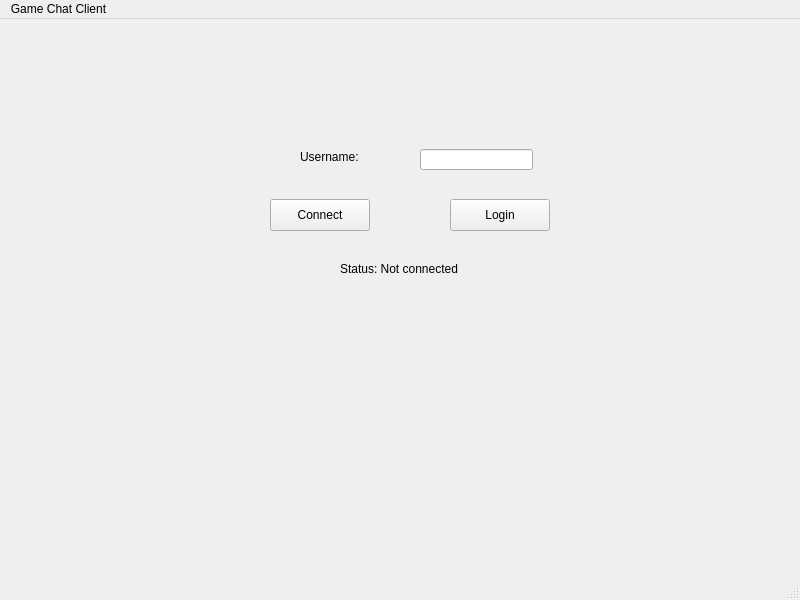
First picture: the form in ChatClient/mainwindow.ui, repository razanelbarougy/Cs-2-lab-project, before the edit.
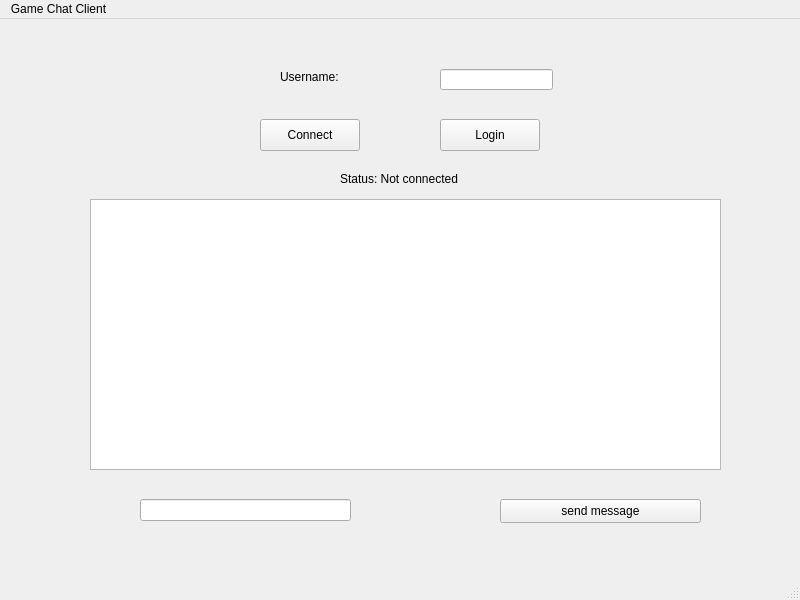
Second picture: the form after the edit.

Commit message: Implement public chat message flow with JSON sending

```diff
--- a/ChatClient/mainwindow.ui
+++ b/ChatClient/mainwindow.ui
@@ -17,8 +17,8 @@
    <widget class="QLabel" name="usernameLabel">
     <property name="geometry">
      <rect>
-      <x>300</x>
-      <y>130</y>
+      <x>280</x>
+      <y>50</y>
       <width>71</width>
       <height>16</height>
      </rect>
@@ -30,8 +30,8 @@
    <widget class="QLineEdit" name="usernameLineEdit">
     <property name="geometry">
      <rect>
-      <x>420</x>
-      <y>130</y>
+      <x>440</x>
+      <y>50</y>
       <width>113</width>
       <height>21</height>
      </rect>
@@ -40,8 +40,8 @@
    <widget class="QPushButton" name="connectButton">
     <property name="geometry">
      <rect>
-      <x>270</x>
-      <y>180</y>
+      <x>260</x>
+      <y>100</y>
       <width>100</width>
       <height>32</height>
      </rect>
@@ -53,8 +53,8 @@
    <widget class="QPushButton" name="loginButton">
     <property name="geometry">
      <rect>
-      <x>450</x>
-      <y>180</y>
+      <x>440</x>
+      <y>100</y>
       <width>100</width>
       <height>32</height>
      </rect>
@@ -67,7 +67,7 @@
     <property name="geometry">
      <rect>
       <x>340</x>
-      <y>240</y>
+      <y>150</y>
       <width>121</width>
       <height>20</height>
      </rect>
@@ -76,6 +76,39 @@
      <string>Status: Not connected</string>
     </property>
    </widget>
+   <widget class="QLineEdit" name="messageLineEdit">
+    <property name="geometry">
+     <rect>
+      <x>140</x>
+      <y>480</y>
+      <width>211</width>
+      <height>22</height>
+     </rect>
+    </property>
+   </widget>
+   <widget class="QPushButton" name="sendButton">
+    <property name="geometry">
+     <rect>
+      <x>500</x>
+      <y>480</y>
+      <width>201</width>
+      <height>24</height>
+     </rect>
+    </property>
+    <property name="text">
+     <string>send message</string>
+    </property>
+   </widget>
+   <widget class="QTextEdit" name="chatTextEdit">
+    <property name="geometry">
+     <rect>
+      <x>90</x>
+      <y>180</y>
+      <width>631</width>
+      <height>271</height>
+     </rect>
+    </property>
+   </widget>
   </widget>
   <widget class="QMenuBar" name="menubar">
    <property name="geometry">
```
The commit also changes 4 other files.
